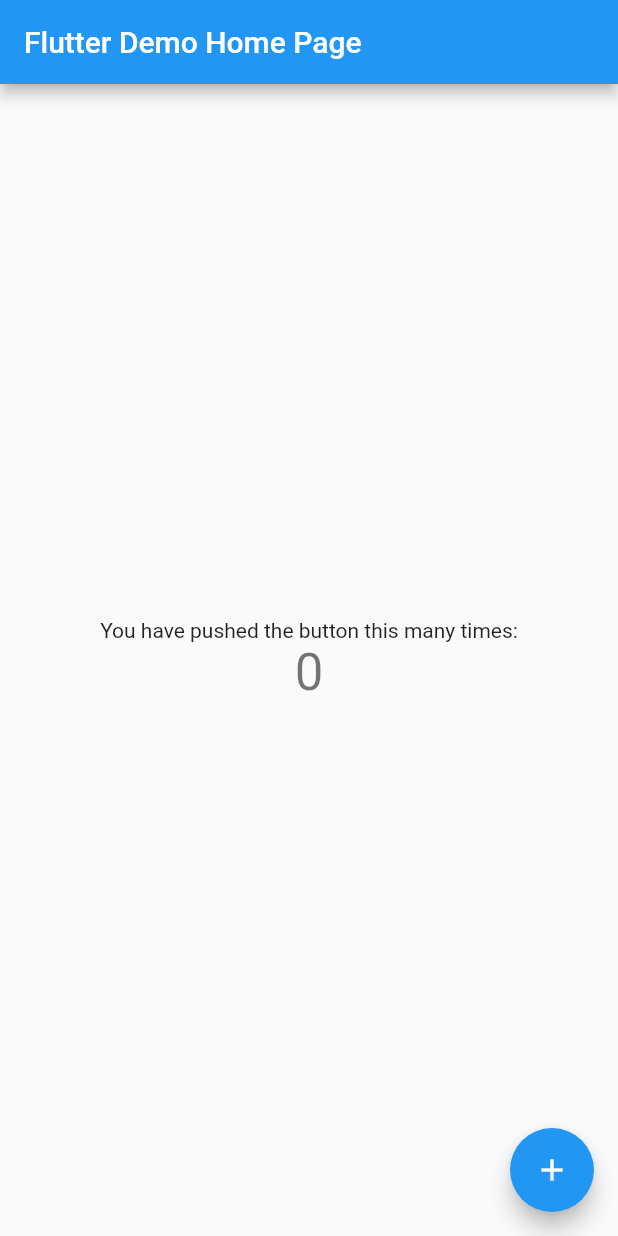
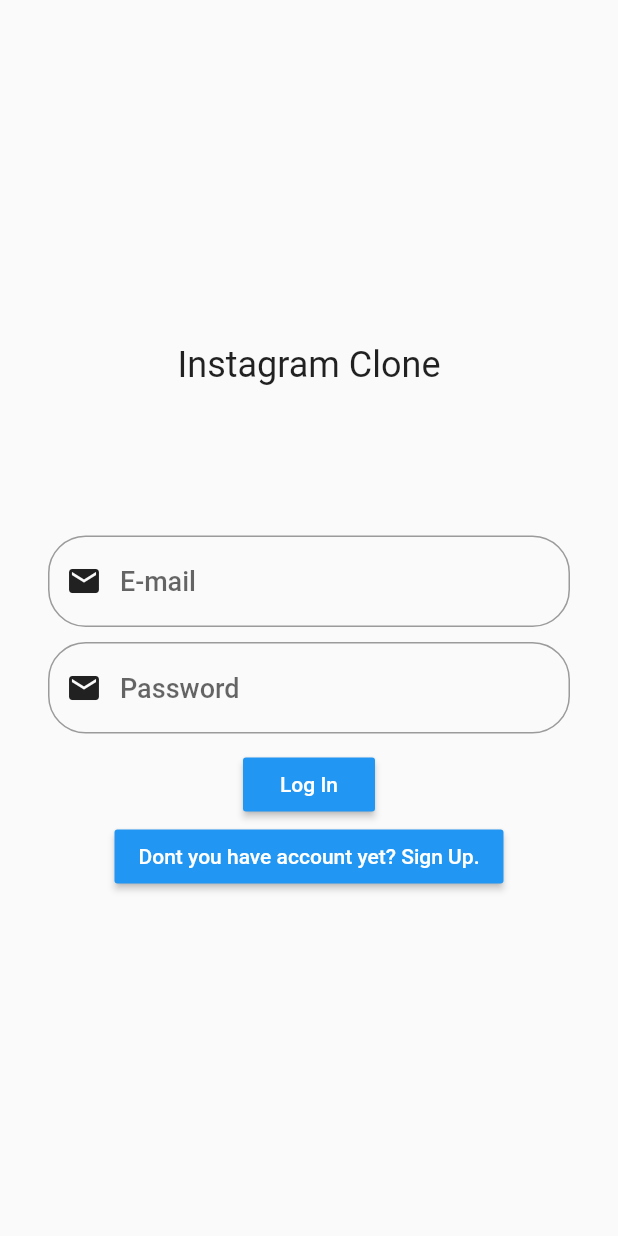
Before and after one commit to sonersonmez/instagramclone, a Flutter app: the screen it shows after launch, on a phone screen of 412 x 824 dp. Run offline on Flutter 3.47's test engine with Material 2 defaults, Android fonts, the phone set to English and light mode, and no system bars.

Commit message:
Main screen uploaded

```diff
--- /dev/null
+++ b/lib/constants.dart
@@ -0,0 +1,7 @@
+import 'package:flutter/material.dart';
+
+const kColorBlack = Color(0xFF212121);
+const kColorWhite = Color(0xFFFFFFFF);
+const kColorBlack12 = Color(0x1F000000);
+
+const fontSize24 = TextStyle(fontSize: 24);
--- a/lib/main.dart
+++ b/lib/main.dart
@@ -1,115 +1,20 @@
 import 'package:flutter/material.dart';
+import 'package:instagram_clone/screens/sign_screen.dart';
 
 void main() {
-  runApp(const MyApp());
+  runApp(const InstagramClone());
 }
 
-class MyApp extends StatelessWidget {
-  const MyApp({Key? key}) : super(key: key);
-
-  // This widget is the root of your application.
+class InstagramClone extends StatelessWidget {
+  const InstagramClone({Key? key}) : super(key: key);
   @override
   Widget build(BuildContext context) {
     return MaterialApp(
-      title: 'Flutter Demo',
+      title: 'Instagram Clone',
       theme: ThemeData(
-        // This is the theme of your application.
-        //
-        // Try running your application with "flutter run". You'll see the
-        // application has a blue toolbar. Then, without quitting the app, try
-        // changing the primarySwatch below to Colors.green and then invoke
-        // "hot reload" (press "r" in the console where you ran "flutter run",
-        // or simply save your changes to "hot reload" in a Flutter IDE).
-        // Notice that the counter didn't reset back to zero; the application
-        // is not restarted.
         primarySwatch: Colors.blue,
       ),
-      home: const MyHomePage(title: 'Flutter Demo Home Page'),
+      home: const SignPage(),
     );
   }
 }
-
-class MyHomePage extends StatefulWidget {
-  const MyHomePage({Key? key, required this.title}) : super(key: key);
-
-  // This widget is the home page of your application. It is stateful, meaning
-  // that it has a State object (defined below) that contains fields that affect
-  // how it looks.
-
-  // This class is the configuration for the state. It holds the values (in this
-  // case the title) provided by the parent (in this case the App widget) and
-  // used by the build method of the State. Fields in a Widget subclass are
-  // always marked "final".
-
-  final String title;
-
-  @override
-  State<MyHomePage> createState() => _MyHomePageState();
-}
-
-class _MyHomePageState extends State<MyHomePage> {
-  int _counter = 0;
-
-  void _incrementCounter() {
-    setState(() {
-      // This call to setState tells the Flutter framework that something has
-      // changed in this State, which causes it to rerun the build method below
-      // so that the display can reflect the updated values. If we changed
-      // _counter without calling setState(), then the build method would not be
-      // called again, and so nothing would appear to happen.
-      _counter++;
-    });
-  }
-
-  @override
-  Widget build(BuildContext context) {
-    // This method is rerun every time setState is called, for instance as done
-    // by the _incrementCounter method above.
-    //
-    // The Flutter framework has been optimized to make rerunning build methods
-    // fast, so that you can just rebuild anything that needs updating rather
-    // than having to individually change instances of widgets.
-    return Scaffold(
-      appBar: AppBar(
-        // Here we take the value from the MyHomePage object that was created by
-        // the App.build method, and use it to set our appbar title.
-        title: Text(widget.title),
-      ),
-      body: Center(
-        // Center is a layout widget. It takes a single child and positions it
-        // in the middle of the parent.
-        child: Column(
-          // Column is also a layout widget. It takes a list of children and
-          // arranges them vertically. By default, it sizes itself to fit its
-          // children horizontally, and tries to be as tall as its parent.
-          //
-          // Invoke "debug painting" (press "p" in the console, choose the
-          // "Toggle Debug Paint" action from the Flutter Inspector in Android
-          // Studio, or the "Toggle Debug Paint" command in Visual Studio Code)
-          // to see the wireframe for each widget.
-          //
-          // Column has various properties to control how it sizes itself and
-          // how it positions its children. Here we use mainAxisAlignment to
-          // center the children vertically; the main axis here is the vertical
-          // axis because Columns are vertical (the cross axis would be
-          // horizontal).
-          mainAxisAlignment: MainAxisAlignment.center,
-          children: <Widget>[
-            const Text(
-              'You have pushed the button this many times:',
-            ),
-            Text(
-              '$_counter',
-              style: Theme.of(context).textTheme.headline4,
-            ),
-          ],
-        ),
-      ),
-      floatingActionButton: FloatingActionButton(
-        onPressed: _incrementCounter,
-        tooltip: 'Increment',
-        child: const Icon(Icons.add),
-      ), // This trailing comma makes auto-formatting nicer for build methods.
-    );
-  }
-}
--- /dev/null
+++ b/lib/screens/sign_screen.dart
@@ -0,0 +1,123 @@
+import 'package:flutter/material.dart';
+import 'package:instagram_clone/constants.dart';
+
+import 'main_screen.dart';
+
+class SignPage extends StatefulWidget {
+  const SignPage({Key? key}) : super(key: key);
+
+  @override
+  State<SignPage> createState() => _SignPageState();
+}
+
+class _SignPageState extends State<SignPage> {
+  TextEditingController _emailController = TextEditingController();
+  TextEditingController _passwordController = TextEditingController();
+
+  @override
+  Widget build(BuildContext context) {
+    return Scaffold(
+      resizeToAvoidBottomInset: false,
+      body: SignScreenBody(context),
+    );
+  }
+
+//SIGN UP PAGE WIDGETS
+  Padding SignScreenBody(BuildContext context) {
+    return Padding(
+      padding: const EdgeInsets.symmetric(horizontal: 32.0),
+      child: Column(
+        mainAxisAlignment: MainAxisAlignment.center,
+        children: [
+          Text(
+            "Instagram Clone",
+            style: fontSize24,
+          ),
+          SizedBox(
+            height: 100,
+          ),
+          SignPageEmailTextFormField(),
+          SizedBox(
+            height: 10,
+          ),
+          SignPagePasswordTextFormField(),
+          SizedBox(
+            height: 10,
+          ),
+          SignPageLoginButton(context),
+          SignPageSignUpButton()
+        ],
+      ),
+    );
+  }
+
+//SIGN UP PAGE SIGN UP BUTTON WIDGET
+  MaterialButton SignPageSignUpButton() {
+    return MaterialButton(
+      onPressed: () {},
+      color: Colors.blue,
+      child: Text("Dont you have account yet? Sign Up.", style: TextStyle(color: kColorWhite),),
+    );
+  }
+
+//SIGN UP PAGE LOGIN BUTTON WIDGET
+  MaterialButton SignPageLoginButton(BuildContext context) {
+    return MaterialButton(
+      onPressed: () {
+        Navigator.push(
+            context, MaterialPageRoute(builder: (context) => MainScreen()));
+      },
+      child: Text(
+        "Log In",
+        style: TextStyle(color: kColorWhite),
+      ),
+      color: Colors.blue,
+    );
+  }
+
+//SIGN PAGE PASSWORD TEXTFORMFIELD WIDGET
+  TextFormField SignPagePasswordTextFormField() {
+    return TextFormField(
+      controller: _passwordController,
+      decoration: InputDecoration(
+        hintText: "Password",
+        hintStyle: TextStyle(fontSize: 18, fontWeight: FontWeight.w500),
+        prefixIcon: Icon(
+          Icons.mail,
+          color: kColorBlack,
+        ),
+        border: OutlineInputBorder(
+          borderSide: BorderSide(color: Colors.teal, width: 0.5),
+          borderRadius: BorderRadius.circular(25.0),
+        ),
+        focusedBorder: OutlineInputBorder(
+          borderSide: BorderSide(color: kColorBlack, width: 0.5),
+          borderRadius: BorderRadius.circular(25.0),
+        ),
+      ),
+    );
+  }
+
+//SIGN PAGE EMAIL TEXTFORMFIELD WIDGET
+  TextFormField SignPageEmailTextFormField() {
+    return TextFormField(
+      controller: _emailController,
+      decoration: InputDecoration(
+        hintText: "E-mail",
+        hintStyle: TextStyle(fontSize: 18, fontWeight: FontWeight.w500),
+        prefixIcon: Icon(
+          Icons.mail,
+          color: kColorBlack,
+        ),
+        border: OutlineInputBorder(
+          borderSide: BorderSide(color: Colors.teal, width: 0.5),
+          borderRadius: BorderRadius.circular(25.0),
+        ),
+        focusedBorder: OutlineInputBorder(
+          borderSide: BorderSide(color: kColorBlack, width: 0.5),
+          borderRadius: BorderRadius.circular(25.0),
+        ),
+      ),
+    );
+  }
+}
--- a/pubspec.yaml
+++ b/pubspec.yaml
@@ -58,8 +58,8 @@ flutter:
   uses-material-design: true
 
   # To add assets to your application, add an assets section, like this:
-  # assets:
-  #   - images/a_dot_burr.jpeg
+  assets:
+    - assets/InstagramLogo.png
   #   - images/a_dot_ham.jpeg
 
   # An image asset can refer to one or more resolution-specific "variants", see
```
Also changed, not shown: lib/screens/main_screen.dart (added, +184 -0 lines), assets/InstagramLogo.png (added).
